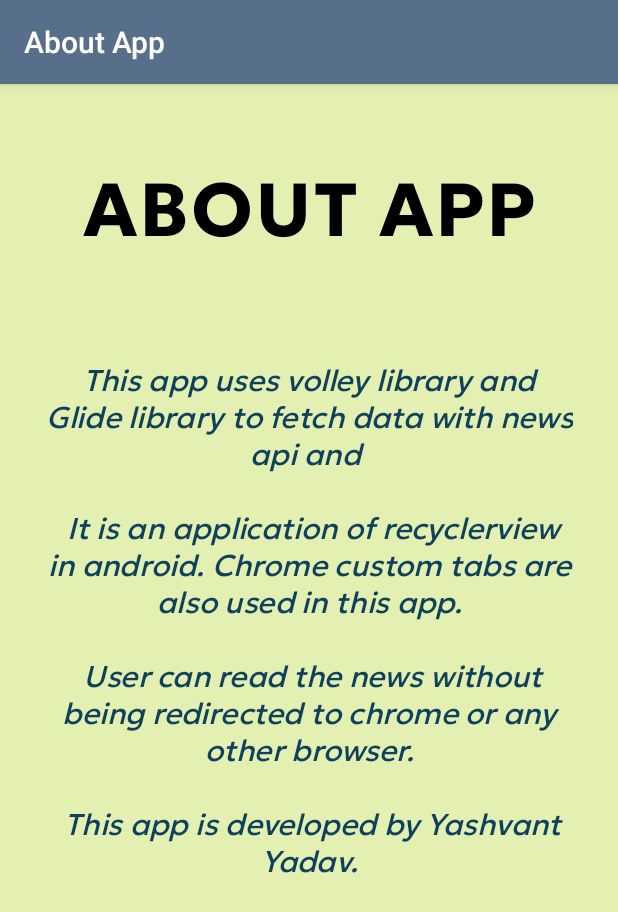
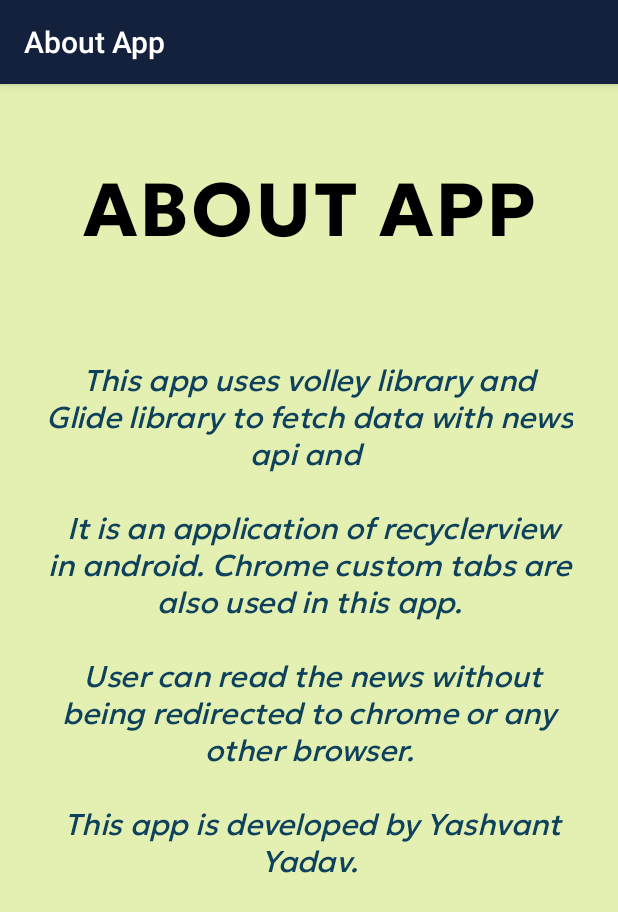
Before and after one commit to YadavYashvant/NewsFeedr, an Android app: the screen it shows after launch (AboutActivity), after a tap on "About app", on a phone screen of 412 x 824 dp. Shown: the top 912 px of the screen. Run offline under Robolectric (Android 15) with nearby library versions, the phone set to English and light mode, and no system bars; our stand-ins replace Volley; network calls fail; pictures from the network do not load; 1 other tap on this screen came first.

Commit message:
changed the colors

```diff
--- a/app/src/main/java/com/example/recyclerviewapp/MainActivity.kt
+++ b/app/src/main/java/com/example/recyclerviewapp/MainActivity.kt
@@ -52,7 +52,7 @@ class MainActivity : AppCompatActivity(), newsItemClicked {
 
 
         //INSERT API KEY BELOW :-
-        val url = "ENTER YOUR API KEY HERE!"
+        val url = "https://newsapi.org/v2/top-headlines?country=in&category=business&apiKey=eeed14b913a74d1291c2ff7d426cf3b8"
 
 
         val getRequest:JsonObjectRequest = object : JsonObjectRequest(
--- a/app/src/main/res/drawable/round_outline.xml
+++ b/app/src/main/res/drawable/round_outline.xml
@@ -1,7 +1,7 @@
 <?xml version="1.0" encoding="utf-8"?>
 <shape xmlns:android="http://schemas.android.com/apk/res/android"
     android:shape="rectangle"
-    android:tint="@color/gray"
+    android:tint="#E5E5E5"
     >
     <corners android:radius="18dp"/>
 </shape>
--- a/app/src/main/res/drawable/txt_container.xml
+++ b/app/src/main/res/drawable/txt_container.xml
@@ -1,5 +1,5 @@
 <?xml version="1.0" encoding="utf-8"?>
 <shape android:shape="rectangle" xmlns:android="http://schemas.android.com/apk/res/android">
-    <solid android:color="#C7D3E1"/>
+    <solid android:color="#E5E5E5"/>
     <corners android:bottomLeftRadius="15dp" android:bottomRightRadius="15dp" android:topRightRadius="18dp" android:topLeftRadius="18dp"/>
 </shape>
--- a/app/src/main/res/values/themes.xml
+++ b/app/src/main/res/values/themes.xml
@@ -2,15 +2,15 @@
     <!-- Base application theme. -->
     <style name="Base.Theme.RecyclerViewApp" parent="Theme.AppCompat.DayNight.DarkActionBar">
         <!-- Primary brand color. -->
-        <item name="colorPrimary">#576F8A</item>
-        <item name="colorPrimaryVariant">#4D7272</item>
+        <item name="colorPrimary">#14213D</item>
+        <item name="colorPrimaryVariant">#14213D</item>
         <item name="colorOnPrimary">@color/white</item>
         <!-- Secondary brand color. -->
         <item name="colorSecondary">@color/blue</item>
         <item name="colorSecondaryVariant">@color/blue</item>
         <item name="colorOnSecondary">@color/black</item>
         <!-- Status bar color. -->
-        <item name="android:statusBarColor" tools:targetApi="l">#576F8A</item>
+        <item name="android:statusBarColor" tools:targetApi="l">#14213D</item>
         <!-- Customize your theme here. -->
     </style>
 </resources>
```
